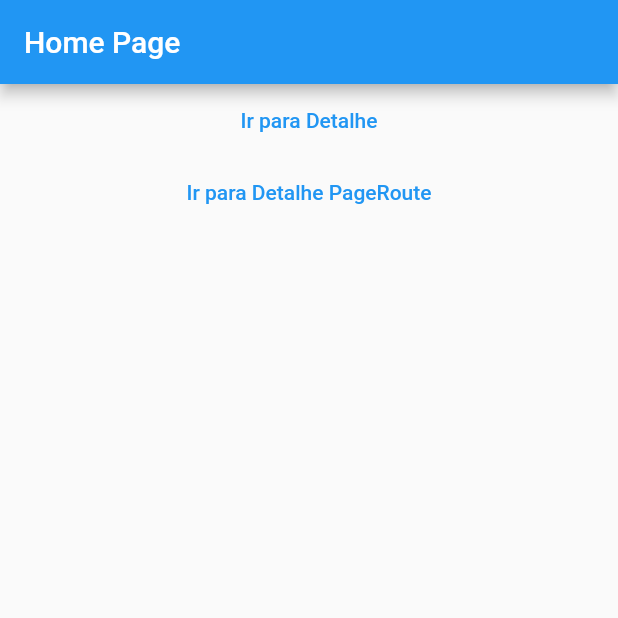
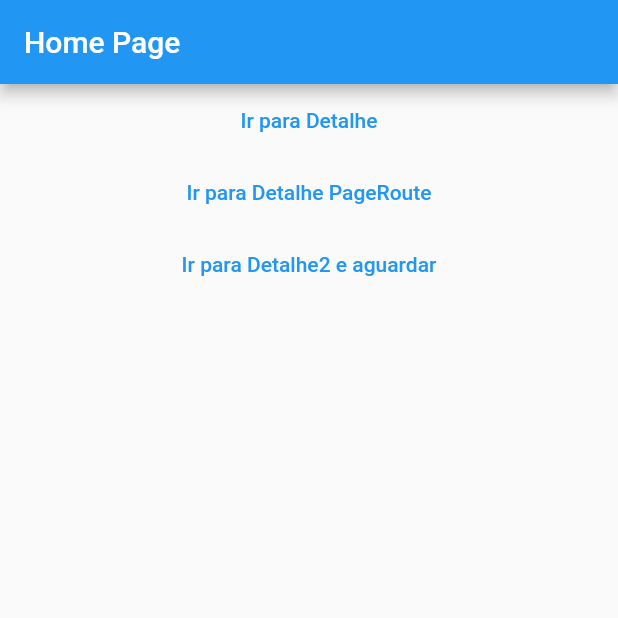
Before and after one commit to ElcioLS/adf_flutter_navegacao_customizada_observada, a Flutter app: the screen it shows after launch, on a phone screen of 412 x 824 dp, the top half of it. Run offline on Flutter 3.47's test engine with Material 2 defaults, Android fonts, the phone set to English and light mode, and no system bars.

Commit message:
Atenção! Não Tipar o retorno por rotas nomeadas. PushNamed

```diff
--- a/lib/main.dart
+++ b/lib/main.dart
@@ -1,6 +1,7 @@
 import 'package:adf_flutter_navegacao_customizada_observada/core/navigator_observer_custom.dart';
 import 'package:flutter/material.dart';
 
+import 'pages/detalhe2_page.dart';
 import 'pages/detalhe_page.dart';
 import 'pages/home_page.dart';
 
@@ -34,6 +35,7 @@ class MyApp extends StatelessWidget {
         if (settings.name == '/detalhe') {
           // String parametro = settings.arguments as String? ?? 'Não foi enviado o parâmetro';
           final parametro = settings.arguments as String?;
+          // return MaterialPageRoute<String>( //Atenção! Não Tipar o retorno por rotas nomeadas.
           return MaterialPageRoute(
             settings: settings,
             builder: (context) => DetalhePage(
@@ -44,10 +46,11 @@ class MyApp extends StatelessWidget {
         return null;
       },
 
-      // routes: {
-      //   '/': (_) => const HomePage(),
-      //   '/detalhe': (_) => const DetalhePage(),
-      // },
+      routes: {
+        '/': (_) => const HomePage(),
+        // '/detalhe': (_) => const DetalhePage(),
+        '/detalhe2': (_) => const Detalhe2Page(),
+      },
     );
   }
 }
--- a/lib/pages/home_page.dart
+++ b/lib/pages/home_page.dart
@@ -36,6 +36,16 @@ class HomePage extends StatelessWidget {
               },
               child: const Text('Ir para Detalhe PageRoute'),
             ),
+            TextButton(
+              onPressed: () async {
+                print('Antes de navegar para a Detalhe2');
+                final retorno =
+                    await Navigator.of(context).pushNamed('/detalhe2');
+                print('Após navegar para a Detalhe2');
+                print('O retorno de detalhe 2 é $retorno');
+              },
+              child: const Text('Ir para Detalhe2 e aguardar'),
+            ),
           ],
         ),
       ),
```
Also changed, not shown: lib/pages/detalhe2_page.dart (added, +22 -0 lines).
